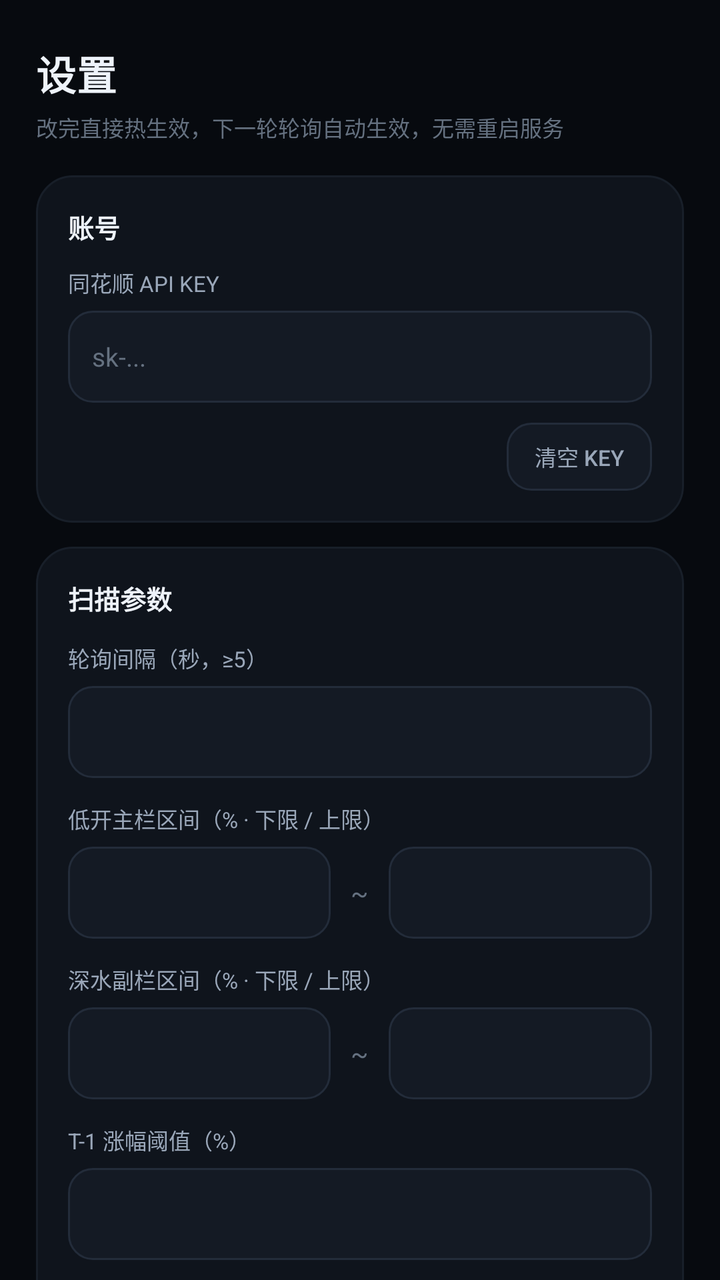
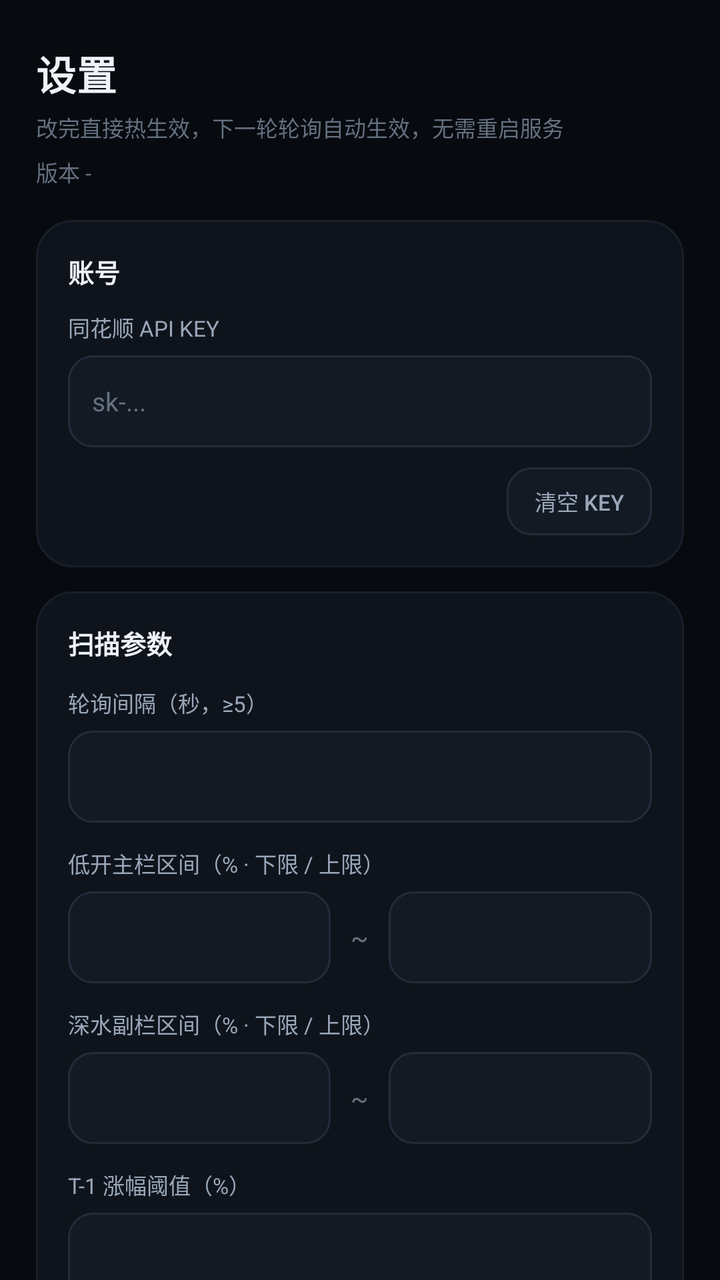

Compare the two renders of this Android layout. The source of the first and the diff that turns it into the second are given below.
<!-- AndroidManifest.xml: application theme Theme.Yaogu -->
<!-- res/layout/settings_activity.xml -->
<?xml version="1.0" encoding="utf-8"?>
<ScrollView xmlns:android="http://schemas.android.com/apk/res/android"
    android:layout_width="match_parent"
    android:layout_height="match_parent"
    android:background="@color/bg"
    android:fillViewport="true"
    android:scrollbars="none">

    <LinearLayout
        android:layout_width="match_parent"
        android:layout_height="wrap_content"
        android:orientation="vertical"
        android:paddingStart="18dp"
        android:paddingTop="22dp"
        android:paddingEnd="18dp"
        android:paddingBottom="28dp">

        
        <TextView
            android:layout_width="match_parent"
            android:layout_height="wrap_content"
            android:text="设置"
            android:textColor="@color/text"
            android:textSize="20sp"
            android:textStyle="bold"
            android:letterSpacing="0.01" />

        <TextView
            android:layout_width="match_parent"
            android:layout_height="wrap_content"
            android:layout_marginTop="4dp"
            android:text="改完直接热生效，下一轮轮询自动生效，无需重启服务"
            android:textColor="@color/text_mute"
            android:textSize="11sp" />

        
        <LinearLayout
            android:layout_width="match_parent"
            android:layout_height="wrap_content"
            android:layout_marginTop="16dp"
            android:background="@drawable/bg_card"
            android:orientation="vertical"
            android:padding="16dp">

            <TextView
                android:layout_width="wrap_content"
                android:layout_height="wrap_content"
                android:text="账号"
                android:textColor="@color/text"
                android:textSize="13sp"
                android:textStyle="bold" />

            <TextView
                android:layout_width="match_parent"
                android:layout_height="wrap_content"
                android:layout_marginTop="10dp"
                android:text="同花顺 API KEY"
                android:textColor="@color/text_dim"
                android:textSize="11sp" />

            <EditText
                android:id="@+id/et_key"
                android:layout_width="match_parent"
                android:layout_height="46dp"
                android:layout_marginTop="6dp"
                android:background="@drawable/bg_field"
                android:hint="sk-..."
                android:importantForAutofill="no"
                android:inputType="textNoSuggestions"
                android:maxLines="1"
                android:paddingStart="12dp"
                android:paddingEnd="12dp"
                android:textColor="@color/text"
                android:textColorHint="@color/text_mute"
                android:textSize="13sp" />

            <LinearLayout
                android:layout_width="match_parent"
                android:layout_height="wrap_content"
                android:layout_marginTop="10dp"
                android:gravity="end"
                android:orientation="horizontal">

                <Button
                    android:id="@+id/btn_clear_key"
                    android:layout_width="wrap_content"
                    android:layout_height="34dp"
                    android:background="@drawable/bg_btn_ghost"
                    android:minWidth="0dp"
                    android:minHeight="0dp"
                    android:paddingStart="14dp"
                    android:paddingEnd="14dp"
                    android:stateListAnimator="@null"
                    android:text="清空 Key"
                    android:textColor="@color/text_dim"
                    android:textSize="11sp" />
            </LinearLayout>
        </LinearLayout>

        
        <LinearLayout
            android:layout_width="match_parent"
            android:layout_height="wrap_content"
            android:layout_marginTop="12dp"
            android:background="@drawable/bg_card"
            android:orientation="vertical"
            android:padding="16dp">

            <TextView
                android:layout_width="wrap_content"
                android:layout_height="wrap_content"
                android:text="扫描参数"
                android:textColor="@color/text"
                android:textSize="13sp"
                android:textStyle="bold" />

            <TextView
                android:layout_width="match_parent"
                android:layout_height="wrap_content"
                android:layout_marginTop="12dp"
                android:text="轮询间隔（秒，≥5）"
                android:textColor="@color/text_dim"
                android:textSize="11sp" />

            <EditText
                android:id="@+id/et_interval"
                android:layout_width="match_parent"
                android:layout_height="46dp"
                android:layout_marginTop="6dp"
                android:background="@drawable/bg_field"
                android:inputType="number"
                android:maxLines="1"
                android:paddingStart="12dp"
                android:paddingEnd="12dp"
                android:textColor="@color/text"
                android:textColorHint="@color/text_mute"
                android:textSize="13sp" />

            <TextView
                android:layout_width="match_parent"
                android:layout_height="wrap_content"
                android:layout_marginTop="12dp"
                android:text="低开主栏区间（% · 下限 / 上限）"
                android:textColor="@color/text_dim"
                android:textSize="11sp" />

            <LinearLayout
                android:layout_width="match_parent"
                android:layout_height="wrap_content"
                android:layout_marginTop="6dp"
                android:baselineAligned="false"
                android:orientation="horizontal">

                <EditText
                    android:id="@+id/et_main_lo"
                    android:layout_width="0dp"
                    android:layout_height="46dp"
                    android:layout_weight="1"
                    android:background="@drawable/bg_field"
                    android:inputType="numberSigned|numberDecimal"
                    android:maxLines="1"
                    android:paddingStart="12dp"
                    android:paddingEnd="12dp"
                    android:textColor="@color/text"
                    android:textSize="13sp" />

                <TextView
                    android:layout_width="wrap_content"
                    android:layout_height="wrap_content"
                    android:layout_gravity="center_vertical"
                    android:paddingStart="10dp"
                    android:paddingEnd="10dp"
                    android:text="~"
                    android:textColor="@color/text_mute"
                    android:textSize="13sp" />

                <EditText
                    android:id="@+id/et_main_hi"
                    android:layout_width="0dp"
                    android:layout_height="46dp"
                    android:layout_weight="1"
                    android:background="@drawable/bg_field"
                    android:inputType="numberSigned|numberDecimal"
                    android:maxLines="1"
                    android:paddingStart="12dp"
                    android:paddingEnd="12dp"
                    android:textColor="@color/text"
                    android:textSize="13sp" />
            </LinearLayout>

            <TextView
                android:layout_width="match_parent"
                android:layout_height="wrap_content"
                android:layout_marginTop="12dp"
                android:text="深水副栏区间（% · 下限 / 上限）"
                android:textColor="@color/text_dim"
                android:textSize="11sp" />

            <LinearLayout
                android:layout_width="match_parent"
                android:layout_height="wrap_content"
                android:layout_marginTop="6dp"
                android:baselineAligned="false"
                android:orientation="horizontal">

                <EditText
                    android:id="@+id/et_deep_lo"
                    android:layout_width="0dp"
                    android:layout_height="46dp"
                    android:layout_weight="1"
                    android:background="@drawable/bg_field"
                    android:inputType="numberSigned|numberDecimal"
                    android:maxLines="1"
                    android:paddingStart="12dp"
                    android:paddingEnd="12dp"
                    android:textColor="@color/text"
                    android:textSize="13sp" />

                <TextView
                    android:layout_width="wrap_content"
                    android:layout_height="wrap_content"
                    android:layout_gravity="center_vertical"
                    android:paddingStart="10dp"
                    android:paddingEnd="10dp"
                    android:text="~"
                    android:textColor="@color/text_mute"
                    android:textSize="13sp" />

                <EditText
                    android:id="@+id/et_deep_hi"
                    android:layout_width="0dp"
                    android:layout_height="46dp"
                    android:layout_weight="1"
                    android:background="@drawable/bg_field"
                    android:inputType="numberSigned|numberDecimal"
                    android:maxLines="1"
                    android:paddingStart="12dp"
                    android:paddingEnd="12dp"
                    android:textColor="@color/text"
                    android:textSize="13sp" />
            </LinearLayout>

            <TextView
                android:layout_width="match_parent"
                android:layout_height="wrap_content"
                android:layout_marginTop="12dp"
                android:text="T-1 涨幅阈值（%）"
                android:textColor="@color/text_dim"
                android:textSize="11sp" />

            <EditText
                android:id="@+id/et_min_gain"
                android:layout_width="match_parent"
                android:layout_height="46dp"
                android:layout_marginTop="6dp"
                android:background="@drawable/bg_field"
                android:inputType="numberDecimal"
                android:maxLines="1"
                android:paddingStart="12dp"
                android:paddingEnd="12dp"
                android:textColor="@color/text"
                android:textSize="13sp" />

            <TextView
                android:layout_width="match_parent"
                android:layout_height="wrap_content"
                android:layout_marginTop="12dp"
                android:text="T-1 成交额阈值（亿元）"
                android:textColor="@color/text_dim"
                android:textSize="11sp" />

            <EditText
                android:id="@+id/et_min_amount"
                android:layout_width="match_parent"
                android:layout_height="46dp"
                android:layout_marginTop="6dp"
                android:background="@drawable/bg_field"
                android:inputType="numberDecimal"
                android:maxLines="1"
                android:paddingStart="12dp"
                android:paddingEnd="12dp"
                android:textColor="@color/text"
                android:textSize="13sp" />

            <TextView
                android:layout_width="match_parent"
                android:layout_height="wrap_content"
                android:layout_marginTop="12dp"
                android:text="30 日新高天数"
                android:textColor="@color/text_dim"
                android:textSize="11sp" />

            <EditText
                android:id="@+id/et_ndays"
                android:layout_width="match_parent"
                android:layout_height="46dp"
                android:layout_marginTop="6dp"
                android:background="@drawable/bg_field"
                android:inputType="number"
                android:maxLines="1"
                android:paddingStart="12dp"
                android:paddingEnd="12dp"
                android:textColor="@color/text"
                android:textSize="13sp" />
        </LinearLayout>

        
        <LinearLayout
            android:layout_width="match_parent"
            android:layout_height="wrap_content"
            android:layout_marginTop="12dp"
            android:background="@drawable/bg_card"
            android:orientation="vertical"
            android:padding="16dp">

            <TextView
                android:layout_width="wrap_content"
                android:layout_height="wrap_content"
                android:text="过滤与提醒"
                android:textColor="@color/text"
                android:textSize="13sp"
                android:textStyle="bold" />

            <CheckBox
                android:id="@+id/cb_st"
                android:layout_width="match_parent"
                android:layout_height="wrap_content"
                android:layout_marginTop="10dp"
                android:buttonTint="@color/accent"
                android:text="剔除 ST"
                android:textColor="@color/text"
                android:textSize="13sp" />

            <CheckBox
                android:id="@+id/cb_bj"
                android:layout_width="match_parent"
                android:layout_height="wrap_content"
                android:layout_marginTop="2dp"
                android:buttonTint="@color/accent"
                android:text="剔除北交所"
                android:textColor="@color/text"
                android:textSize="13sp" />

            <Switch
                android:id="@+id/sw_sound"
                android:layout_width="match_parent"
                android:layout_height="wrap_content"
                android:layout_marginTop="8dp"
                android:text="声音提醒（命中 / 承接 / 走弱）"
                android:textColor="@color/text"
                android:textSize="13sp"
                android:thumbTint="@color/accent_2"
                android:trackTint="#334A6E" />
        </LinearLayout>

        
        <LinearLayout
            android:layout_width="match_parent"
            android:layout_height="wrap_content"
            android:layout_marginTop="16dp"
            android:orientation="horizontal">

            <Button
                android:id="@+id/btn_cancel"
                android:layout_width="0dp"
                android:layout_height="48dp"
                android:layout_weight="1"
                android:background="@drawable/bg_btn_ghost"
                android:stateListAnimator="@null"
                android:text="取消"
                android:textColor="@color/text_dim"
                android:textSize="14sp" />

            <Button
                android:id="@+id/btn_save"
                android:layout_width="0dp"
                android:layout_height="48dp"
                android:layout_marginStart="10dp"
                android:layout_weight="1.4"
                android:background="@drawable/bg_btn_primary"
                android:stateListAnimator="@null"
                android:text="保存并热生效"
                android:textColor="#FFFFFF"
                android:textSize="14sp"
                android:textStyle="bold" />
        </LinearLayout>

        <TextView
            android:layout_width="match_parent"
            android:layout_height="wrap_content"
            android:layout_marginTop="14dp"
            android:lineSpacingExtra="4dp"
            android:text="修改区间 / 间隔无需重启服务，保存后下一轮轮询自动生效；Key 修改后下一轮请求即用新 Key。"
            android:textColor="@color/text_mute"
            android:textSize="11sp" />
    </LinearLayout>
</ScrollView>
<!-- resources referenced by this layout -->
<resources>
  <color name="accent">#4E8CFF</color>
  <color name="accent_2">#7FB0FF</color>
  <color name="bg">#070A0F</color>
  <color name="text">#EEF3FA</color>
  <color name="text_dim">#9AA7B9</color>
  <color name="text_mute">#657180</color>
  <!-- drawable bg_btn_ghost (drawable) -->
  <?xml version="1.0" encoding="utf-8"?>
  <ripple xmlns:android="http://schemas.android.com/apk/res/android"
      android:color="#33FFFFFF">
      <item>
          <shape android:shape="rectangle">
              <solid android:color="@color/panel_2" />
              <corners android:radius="12dp" />
              <stroke
                  android:width="1dp"
                  android:color="@color/line" />
          </shape>
      </item>
  </ripple>
  <!-- drawable bg_btn_primary (drawable) -->
  <?xml version="1.0" encoding="utf-8"?>
  <ripple xmlns:android="http://schemas.android.com/apk/res/android"
      android:color="#40FFFFFF">
      <item>
          <shape android:shape="rectangle">
              <solid android:color="@color/accent" />
              <corners android:radius="12dp" />
          </shape>
      </item>
  </ripple>
  <!-- drawable bg_card (drawable) -->
  <?xml version="1.0" encoding="utf-8"?>
  <shape xmlns:android="http://schemas.android.com/apk/res/android"
      android:shape="rectangle">
      <solid android:color="@color/panel" />
      <corners android:radius="18dp" />
      <stroke
          android:width="1dp"
          android:color="@color/line_soft" />
  </shape>
  <!-- drawable bg_field (drawable) -->
  <?xml version="1.0" encoding="utf-8"?>
  <shape xmlns:android="http://schemas.android.com/apk/res/android"
      android:shape="rectangle">
      <solid android:color="@color/panel_2" />
      <corners android:radius="12dp" />
      <stroke
          android:width="1dp"
          android:color="@color/line" />
  </shape>
  <style name="Theme.Yaogu" parent="@android:style/Theme.Material.NoActionBar">
          <item name="android:windowBackground">@color/bg</item>
          <item name="android:colorBackground">@color/bg</item>
          <item name="android:statusBarColor">@color/bg</item>
          <item name="android:navigationBarColor">@color/bg</item>
          <item name="android:windowLightStatusBar">false</item>
          <item name="android:colorAccent">@color/accent</item>
          <item name="android:colorPrimary">@color/accent</item>
          <item name="android:colorControlNormal">@color/text_dim</item>
          <item name="android:colorControlActivated">@color/accent</item>
          <item name="android:textColorPrimary">@color/text</item>
          <item name="android:textColorSecondary">@color/text_dim</item>
          <item name="android:windowDrawsSystemBarBackgrounds">true</item>
      </style>
  <color name="panel_2">#141A24</color>
  <color name="line">#232C3A</color>
  <color name="panel">#0F141C</color>
  <color name="line_soft">#181F29</color>
</resources>

<!-- the commit's change to res/layout/settings_activity.xml (unified diff, before → after) -->
@@ -30,6 +30,16 @@
             android:layout_height="wrap_content"
             android:layout_marginTop="4dp"
             android:text="改完直接热生效，下一轮轮询自动生效，无需重启服务"
+            android:textColor="@color/text_mute"
+            android:textSize="11sp" />
+
+        
+        <TextView
+            android:id="@+id/tv_version"
+            android:layout_width="match_parent"
+            android:layout_height="wrap_content"
+            android:layout_marginTop="6dp"
+            android:text="版本 -"
             android:textColor="@color/text_mute"
             android:textSize="11sp" />
 
